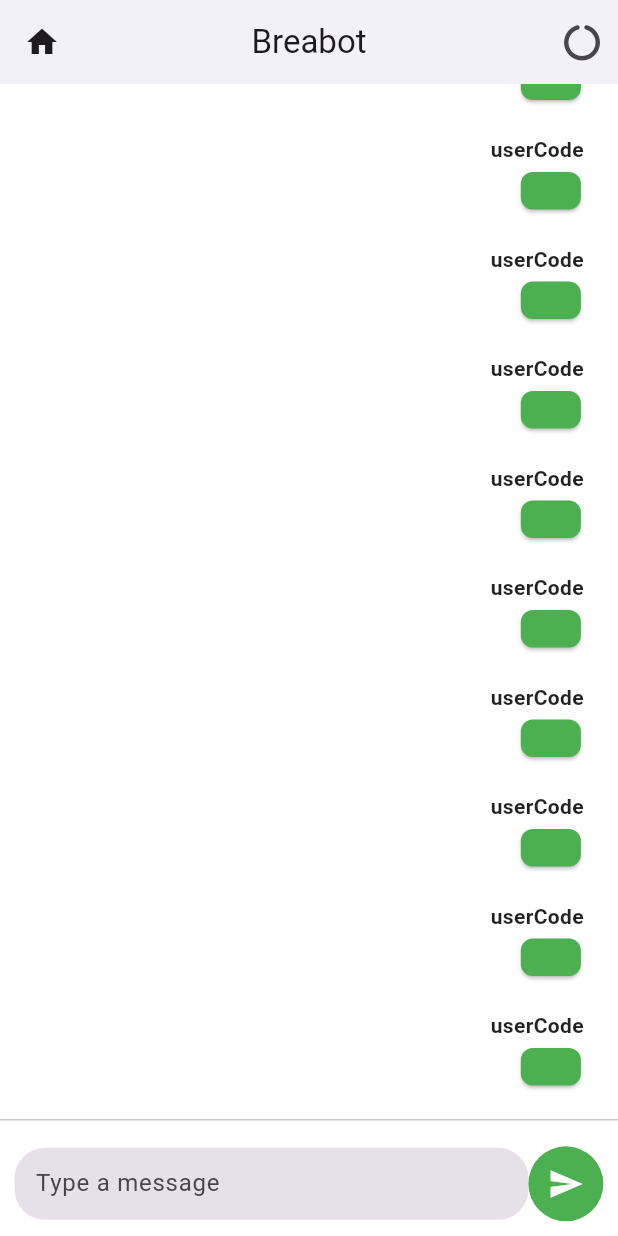
After one commit to amrabdalfatah/nasma_app, a Flutter app: the ChatView screen opened directly, on a phone screen of 412 x 824 dp. The commit adds this screen. Run offline on Flutter 3.47's test engine with Material 3 defaults, Android fonts, the phone set to English and light mode, and no system bars; our stand-ins replace dartz, font_awesome_flutter, get, get_storage, lottie; accounts and stored records are empty.

Commit message:
one step to finish project

```diff
--- a/lib/app.dart
+++ b/lib/app.dart
@@ -1,11 +1,11 @@
 import 'package:flutter/material.dart';
 import 'package:get/get.dart';
 import 'package:get_storage/get_storage.dart';
+import 'package:nasma_app/features/home/presentation/screens/chat_view.dart';
 
 import 'core/helper/binding.dart';
 import 'core/utils/colors.dart';
 import 'core/utils/constants.dart';
-import 'features/home/presentation/screens/breathing_session_view.dart';
 import 'features/home/presentation/screens/home_view.dart';
 import 'features/splash/presentation/screens/splash_view.dart';
 
@@ -46,8 +46,8 @@ class _MyAppState extends State<MyApp> with WidgetsBindingObserver {
       theme: ThemeData().copyWith(
         scaffoldBackgroundColor: AppColors.backgroundPageColor,
       ),
-      home: controller.mainScreen,
-      // home: BreathingSessionView(),
+      home: SplashView(),
+      // home: ChatView(),
     );
   }
 }
--- a/lib/features/home/presentation/screens/chat_view.dart
+++ b/lib/features/home/presentation/screens/chat_view.dart
@@ -1,46 +1,55 @@
 import 'package:flutter/material.dart';
+import 'package:font_awesome_flutter/font_awesome_flutter.dart';
 import 'package:get/get.dart';
-import 'package:nasma_app/core/utils/colors.dart';
-import 'package:nasma_app/core/utils/dimensions.dart';
-import 'package:nasma_app/core/widgets/big_text.dart';
-import 'package:nasma_app/core/widgets/main_button.dart';
+import 'package:nasma_app/features/home/presentation/screens/breathing_session_view.dart';
 import 'package:nasma_app/features/home/presentation/screens/home_view.dart';
+import 'package:nasma_app/features/home/presentation/screens/widgets/chat_messages.dart';
+import 'package:nasma_app/features/home/presentation/screens/widgets/new_message.dart';
 
 class ChatView extends StatelessWidget {
   final int cycle;
+  final int result;
   final String level;
   const ChatView({
     super.key,
-    required this.cycle,
-    required this.level,
+    this.cycle = 10,
+    this.result = 10,
+    this.level = "High",
   });
 
   @override
   Widget build(BuildContext context) {
     return Scaffold(
       appBar: AppBar(
-        title: Text('Breathing Bot'),
-        backgroundColor: AppColors.mainColor,
+        title: Text('Breabot'),
+        backgroundColor: Colors.white,
+        centerTitle: true,
+        leading: IconButton(
+          onPressed: () {
+            Get.offAll(() => HomeView());
+          },
+          icon: Icon(Icons.home),
+        ),
+        actions: [
+          IconButton(
+            onPressed: () {
+              Get.offAll(() => BreathingSessionView(
+                    result: result,
+                    cycle: cycle,
+                    level: level,
+                  ));
+            },
+            icon: Icon(FontAwesomeIcons.circleNotch),
+          ),
+        ],
       ),
       body: Column(
-        mainAxisAlignment: MainAxisAlignment.center,
         children: [
-          BigText(
-            text: 'Comming Soon',
-            color: Colors.black,
-            size: Dimensions.font32,
+          Expanded(
+            child: ChatMessages(),
           ),
-          Padding(
-            padding: EdgeInsets.symmetric(
-              vertical: Dimensions.height30,
-              horizontal: Dimensions.height64,
-            ),
-            child: MainButton(
-                text: 'Go Home',
-                onTap: () {
-                  Get.offAll(() => HomeView());
-                }),
-          )
+          const Divider(),
+          NewMessage(),
         ],
       ),
     );
--- a/lib/features/home/presentation/screens/home_view.dart
+++ b/lib/features/home/presentation/screens/home_view.dart
@@ -38,11 +38,11 @@ class HomeView extends StatelessWidget {
                 label: 'Home',
               ),
               BottomNavigationBarItem(
-                icon: Icon(CupertinoIcons.chat_bubble_2_fill),
+                icon: Icon(CupertinoIcons.book),
                 label: 'Articles',
               ),
               BottomNavigationBarItem(
-                icon: Icon(CupertinoIcons.book_solid),
+                icon: Icon(CupertinoIcons.settings),
                 label: 'Settings',
               ),
               BottomNavigationBarItem(
--- /dev/null
+++ b/lib/features/home/presentation/screens/widgets/chat_messages.dart
@@ -0,0 +1,34 @@
+import 'package:flutter/material.dart';
+import 'package:nasma_app/core/utils/dimensions.dart';
+import 'package:nasma_app/features/home/presentation/screens/widgets/message_bubble.dart';
+
+class ChatMessages extends StatefulWidget {
+  const ChatMessages({
+    super.key,
+  });
+
+  @override
+  State<ChatMessages> createState() => _ChatMessagesState();
+}
+
+class _ChatMessagesState extends State<ChatMessages> {
+  @override
+  Widget build(BuildContext context) {
+    return ListView.builder(
+      padding: EdgeInsets.all(Dimensions.height10),
+      reverse: true,
+      itemCount: 10,
+      itemBuilder: (ctx, index) {
+        return GestureDetector(
+          onTap: () {},
+          child: MessageBubble.first(
+            username: 'userCode',
+            message: 'text',
+            isMe: true,
+            // isMe: AppConstants.userId == currentMessageUserId,
+          ),
+        );
+      },
+    );
+  }
+}
--- /dev/null
+++ b/lib/features/home/presentation/screens/widgets/message_bubble.dart
@@ -0,0 +1,155 @@
+import 'package:flutter/material.dart';
+
+class MessageBubble extends StatelessWidget {
+  const MessageBubble.first({
+    super.key,
+    required this.username,
+    required this.message,
+    required this.isMe,
+  }) : isFirstInSequence = true;
+
+  final bool isFirstInSequence;
+  final String? username;
+  final String message;
+  final bool isMe;
+
+  @override
+  Widget build(BuildContext context) {
+    return Stack(
+      children: [
+        SizedBox(
+          child: Row(
+            mainAxisAlignment:
+                isMe ? MainAxisAlignment.end : MainAxisAlignment.start,
+            children: [
+              Column(
+                crossAxisAlignment:
+                    isMe ? CrossAxisAlignment.end : CrossAxisAlignment.start,
+                children: [
+                  if (isFirstInSequence) const SizedBox(height: 18),
+                  if (username != null)
+                    Padding(
+                      padding: const EdgeInsets.only(
+                        left: 13,
+                        right: 13,
+                      ),
+                      child: Text(
+                        username!,
+                        style: const TextStyle(
+                          fontWeight: FontWeight.bold,
+                          color: Colors.black87,
+                        ),
+                      ),
+                    ),
+                  Card(
+                    elevation: 1,
+                    shape: RoundedRectangleBorder(
+                      borderRadius: BorderRadius.circular(8),
+                    ),
+                    color: Colors.green,
+                    margin: const EdgeInsets.symmetric(
+                      horizontal: 15,
+                      vertical: 5,
+                    ),
+                    child: Stack(
+                      children: [
+                        Padding(
+                          padding: const EdgeInsets.only(
+                            left: 10,
+                            right: 30,
+                            top: 5,
+                            bottom: 20,
+                          ),
+                          child: Column(
+                            children: [],
+                          ),
+                        ),
+                      ],
+                    ),
+                  ),
+                ],
+              ),
+            ],
+          ),
+        ),
+      ],
+    );
+  }
+}
+
+class SenderMessageCard extends StatelessWidget {
+  final bool isFirstInSequence;
+  final String? username;
+  final String? fileName;
+  final String message;
+  final String type;
+  const SenderMessageCard({
+    super.key,
+    required this.username,
+    required this.fileName,
+    required this.message,
+    required this.type,
+  }) : isFirstInSequence = true;
+
+  @override
+  Widget build(BuildContext context) {
+    return Align(
+      alignment: Alignment.topLeft,
+      child: ConstrainedBox(
+        constraints: BoxConstraints(
+          maxWidth: MediaQuery.of(context).size.width - 45,
+        ),
+        child: Column(
+          crossAxisAlignment: CrossAxisAlignment.start,
+          children: [
+            if (isFirstInSequence) const SizedBox(height: 18),
+            if (username != null)
+              Padding(
+                padding: const EdgeInsets.only(
+                  left: 13,
+                  right: 13,
+                ),
+                child: Text(
+                  username!,
+                  textAlign: TextAlign.start,
+                  style: const TextStyle(
+                    fontWeight: FontWeight.bold,
+                    color: Colors.black87,
+                  ),
+                ),
+              ),
+            Card(
+              elevation: 1,
+              shape: RoundedRectangleBorder(
+                  borderRadius: BorderRadius.circular(8)),
+              color: Colors.grey,
+              margin: const EdgeInsets.symmetric(horizontal: 15, vertical: 5),
+              child: Stack(
+                children: [
+                  Padding(
+                    padding: type == 'text'
+                        ? const EdgeInsets.only(
+                            left: 10,
+                            right: 30,
+                            top: 5,
+                            bottom: 20,
+                          )
+                        : const EdgeInsets.only(
+                            left: 5,
+                            top: 5,
+                            right: 5,
+                            bottom: 25,
+                          ),
+                    child: Column(
+                      children: [],
+                    ),
+                  ),
+                ],
+              ),
+            ),
+          ],
+        ),
+      ),
+    );
+  }
+}
--- /dev/null
+++ b/lib/features/home/presentation/screens/widgets/new_message.dart
@@ -0,0 +1,88 @@
+import 'package:flutter/material.dart';
+import 'package:nasma_app/core/utils/dimensions.dart';
+
+class NewMessage extends StatefulWidget {
+  const NewMessage({
+    super.key,
+  });
+
+  @override
+  State<NewMessage> createState() => _NewMessageState();
+}
+
+class _NewMessageState extends State<NewMessage> {
+  final _messageController = TextEditingController();
+  bool uploading = false;
+  bool isShowSendButton = false;
+
+  sendMessage() async {
+    if (isShowSendButton) {
+      final enteredMessage = _messageController.text;
+      if (enteredMessage.trim().isEmpty) {
+        return;
+      }
+
+      _messageController.clear();
+
+      setState(() {
+        isShowSendButton = false;
+      });
+    }
+  }
+
+  @override
+  Widget build(BuildContext context) {
+    return Padding(
+      padding: EdgeInsets.all(
+        Dimensions.height10,
+      ),
+      child: uploading
+          ? const Center(
+              child: LinearProgressIndicator(),
+            )
+          : Row(
+              children: [
+                Expanded(
+                  child: TextFormField(
+                    controller: _messageController,
+                    onChanged: (val) {
+                      if (val.isNotEmpty) {
+                        setState(() {
+                          isShowSendButton = true;
+                        });
+                      } else {
+                        setState(() {
+                          isShowSendButton = false;
+                        });
+                      }
+                    },
+                    decoration: InputDecoration(
+                      filled: true,
+                      hintText: 'Type a message',
+                      border: OutlineInputBorder(
+                        borderRadius: BorderRadius.circular(20.0),
+                        borderSide: const BorderSide(
+                          width: 0,
+                          style: BorderStyle.none,
+                        ),
+                      ),
+                      contentPadding: const EdgeInsets.all(10),
+                    ),
+                  ),
+                ),
+                CircleAvatar(
+                  backgroundColor: Colors.green,
+                  radius: 25,
+                  child: GestureDetector(
+                    onTap: sendMessage,
+                    child: Icon(
+                      Icons.send,
+                      color: Colors.white,
+                    ),
+                  ),
+                )
+              ],
+            ),
+    );
+  }
+}
--- a/lib/features/home/presentation/view_model/user_viewmodel.dart
+++ b/lib/features/home/presentation/view_model/user_viewmodel.dart
@@ -15,14 +15,14 @@ class UserViewModel extends GetxController {
   List<Widget> screens = const [
     HomeScreen(),
     ArticleScreen(),
+    SettingScreen(),
     ProfileScreen(),
-    SettingScreen(),
   ];
   List<String> appBars = [
     'Home',
     'Articles',
+    'Setting',
     'Profile',
-    'Setting',
   ];
   RxBool action = false.obs;
   ValueNotifier<bool> dataLoaded = ValueNotifier(true);
--- a/lib/main.dart
+++ b/lib/main.dart
@@ -5,3 +5,4 @@ import 'app.dart';
 void main() {
   runApp(const MyApp());
 }
+// index == 3 || index == 4 || index == 6 || index == 7
```
Also changed, not shown: lib/features/home/presentation/screens/breathing_session_view.dart (+9 -8 lines), lib/features/home/presentation/screens/psstest_view.dart (+11 -3 lines), pubspec.yaml (+6 -5 lines), pubspec.lock.
